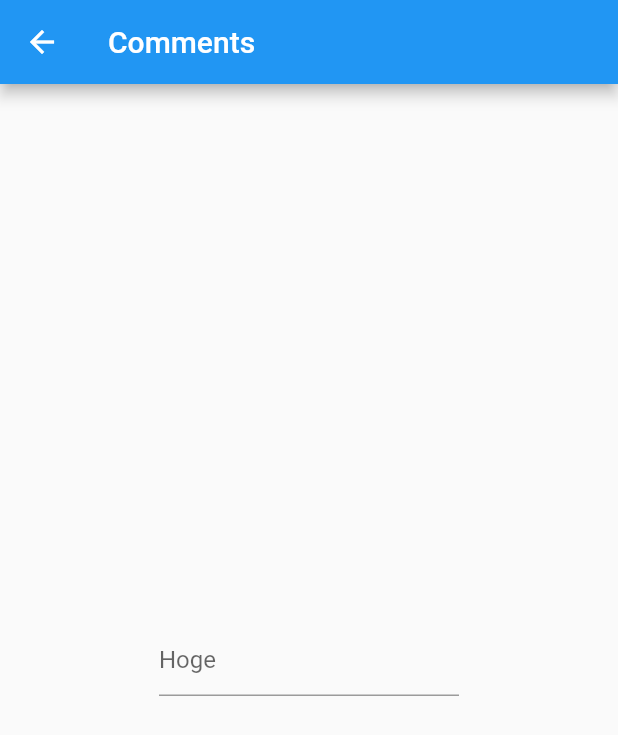
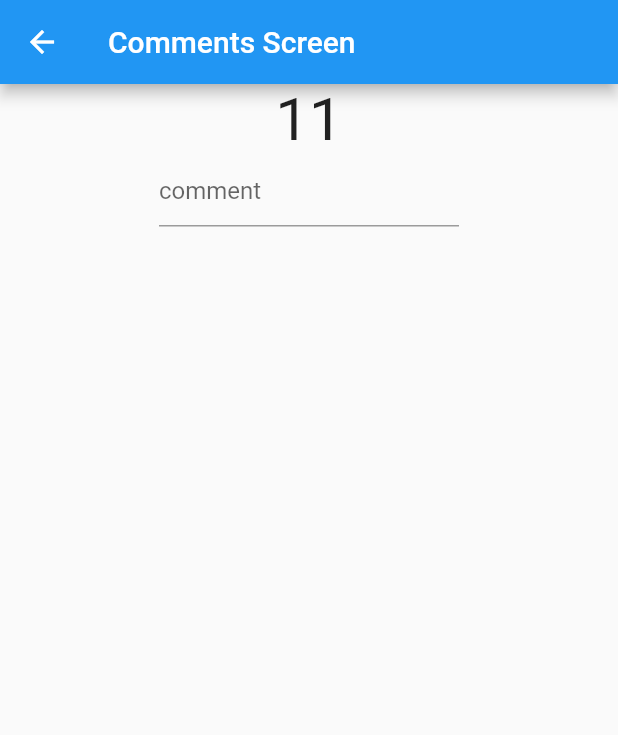
Before and after one commit to Shunsuke-Torus/sample_flutter_test, a Flutter app: the Comments screen opened by its route, on a phone screen of 412 x 824 dp. Shown: the top 735 px of the screen. Run offline on Flutter 3.47's test engine with Material 2 defaults, Android fonts, the phone set to English and light mode, and no system bars.

```diff
--- a/lib/comments.dart
+++ b/lib/comments.dart
@@ -10,16 +10,29 @@ class Comments extends StatelessWidget {
   Widget build(BuildContext context) {
     return Scaffold(
       appBar: AppBar(
-        title: const Text("Comments"),
+        title: const Text("Comments Screen"),
       ),
-      body: Center(
-        child: SizedBox(
-          width: 200,
-          child: TextField(
-            decoration: const InputDecoration(hintText: "Hoge"),
-            controller: controller,
+      body: Column(
+        children: [
+          const Text(
+            "11",
+            style: TextStyle(
+              fontSize: 40,
+            ),
+            key: const Key("11"),
           ),
-        ),
+          Align(
+            alignment: Alignment.center,
+            child: SizedBox(
+              width: 200,
+              child: TextField(
+                decoration: const InputDecoration(hintText: "comment"),
+                controller: controller,
+                key: const Key("comment"),
+              ),
+            ),
+          ),
+        ],
       ),
     );
   }
```
Also changed, not shown: 1 other file.
